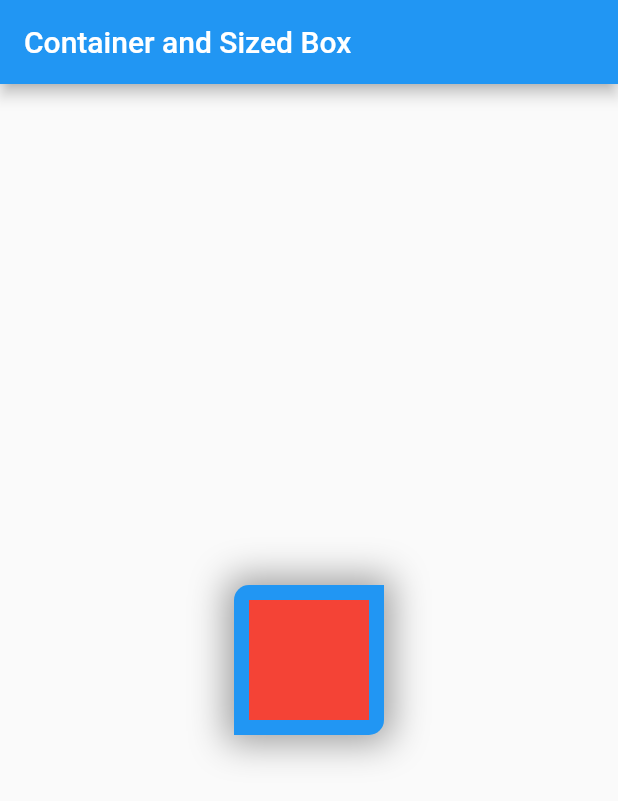
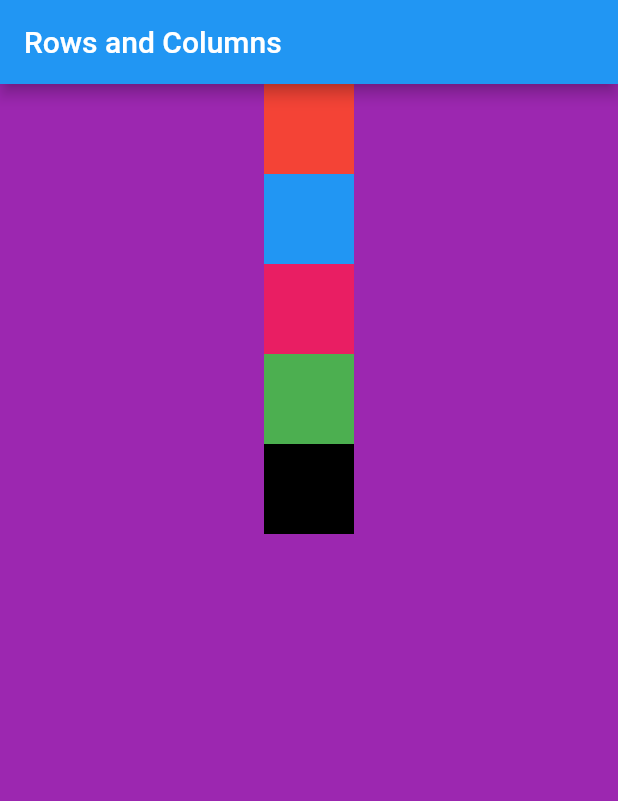
Before and after one commit to MamtaBhatt885/11dayschallenge_flutter, a Flutter app: the screen it shows after launch, on a phone screen of 412 x 824 dp. Shown: the top 801 px of the screen. Run offline on Flutter 3.47's test engine with Material 2 defaults, Android fonts, the phone set to English and light mode, and no system bars.

Commit message:
Rows and Columns plus cross axis allignment

```diff
--- a/lib/main.dart
+++ b/lib/main.dart
@@ -1,5 +1,6 @@
 import "package:flutter/material.dart";
 import "package:flutter_application_1/widgets/container_sized.dart";
+import "package:flutter_application_1/widgets/rowscols.dart";
 
 void main() {
   runApp(MyApp());
@@ -15,7 +16,7 @@ class MyApp extends StatelessWidget {
         brightness: Brightness.light,
         primaryColor: Colors.deepOrange,
       ),
-      home: Container_Sized(),
+      home: RowCols(),
       debugShowCheckedModeBanner: false,
     );
   }
--- /dev/null
+++ b/lib/widgets/rowscols.dart
@@ -0,0 +1,81 @@
+import 'package:flutter/material.dart';
+
+class RowCols extends StatelessWidget {
+  const RowCols({super.key});
+
+  @override
+  Widget build(BuildContext context) {
+    var w = MediaQuery.of(context).size.width;
+    var h = MediaQuery.of(context).size.height;
+    return Scaffold(
+      appBar: AppBar(
+        title: Text("Rows and Columns"),
+      ),
+      body: Container(
+        height: h,
+        width: w,
+        color: Colors.purple,
+        child: Column(
+          mainAxisAlignment: MainAxisAlignment.start,
+          crossAxisAlignment: CrossAxisAlignment.center,
+          children: [
+            Container(
+              height: 60,
+              width: 60,
+              color: Colors.red,
+            ),
+            Container(
+              height: 60,
+              width: 60,
+              color: Colors.blue,
+            ),
+            Container(
+              height: 60,
+              width: 60,
+              color: Colors.pink,
+            ),
+            Container(
+              height: 60,
+              width: 60,
+              color: Colors.green,
+            ),
+            Container(
+              height: 60,
+              width: 60,
+              color: Colors.black,
+            ),
+
+            // Wrap(
+            // direction: Axis.vertical,
+            // alignment: WrapAlignment.start,
+            //mainAxisAlignment: MainAxisAlignment.start,
+            // crossAxisAlignment: CrossAxisAlignment.center,
+            // children: [
+            //   Text(
+            //       "dflushiofdddddddddddddddsoooooooooooooooooooovsdoihjfsohnosf")
+            // Container(
+            //   height: 60,
+            //   width: 60,
+            //   color: Colors.red,
+            // ),
+            // Container(
+            //   height: 60,
+            //   width: 60,
+            //   color: Colors.blue,
+            // ),
+            // Container(
+            //   height: 60,
+            //   width: 60,
+            //   color: Colors.green,
+            // ),
+            // Container(
+            //   height: 60,
+            //   width: 60,
+            //   color: Colors.black,
+            // ),
+          ],
+        ),
+      ),
+    );
+  }
+}
```
